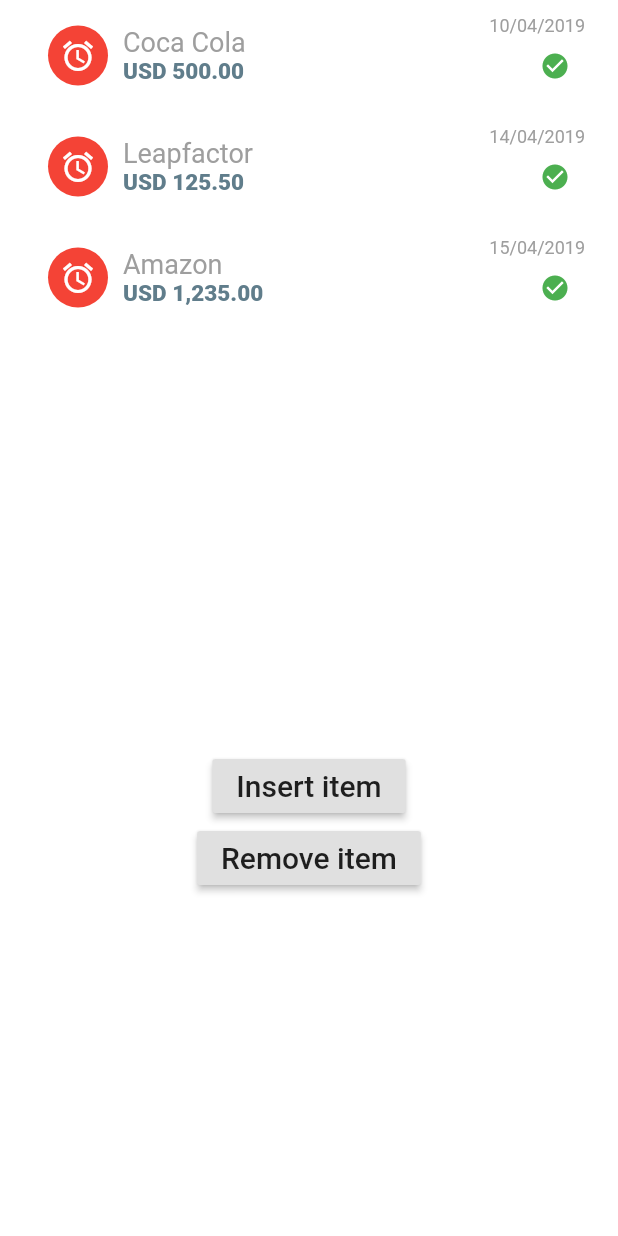
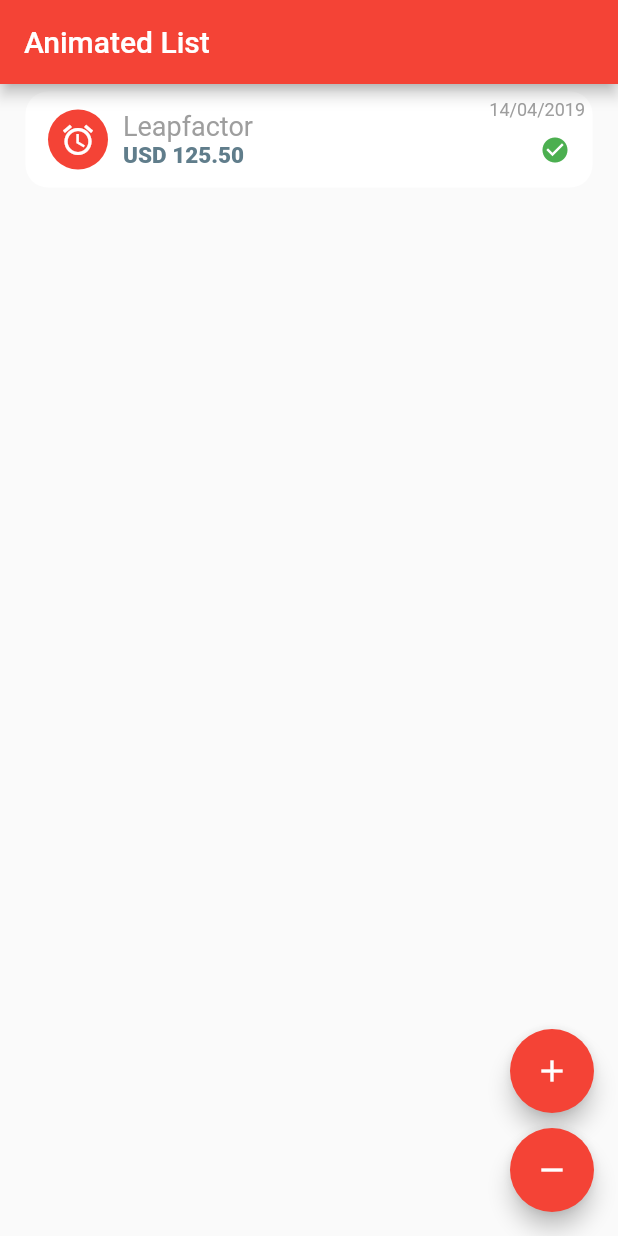
Before and after one commit to jecomas/animated_list_item, a Flutter app: the screen it shows after launch, on a phone screen of 412 x 824 dp. Run offline on Flutter 3.47's test engine with Material 2 defaults, Android fonts, the phone set to English and light mode, and no system bars.

Commit message:
refactor and simplify

```diff
--- /dev/null
+++ b/lib/data.dart
@@ -0,0 +1,4 @@
+const double ITEM_HEIGHT = 70.0;
+List<String> dataOrigin = ['Leapfactor'];
+List<String> dataAmount = ['125.50'];
+List<String> dataDate = ['14/04/2019'];
--- a/lib/main.dart
+++ b/lib/main.dart
@@ -1,5 +1,6 @@
 import 'package:flutter/material.dart';
 import 'list_item.dart';
+import 'data.dart';
 
 void main() => runApp(MyApp());
 
@@ -7,87 +8,76 @@ class MyApp extends StatelessWidget {
   @override
   Widget build(BuildContext context) {
     return MaterialApp(
-      title: 'Flutter Demo',
+      title: 'Animated List',
       theme: ThemeData(
-        primarySwatch: Colors.blue,
+        primarySwatch: Colors.red,
       ),
-      home: BodyLayout(),
+      home: MyHomePage(title: 'Animated List'),
     );
   }
 }
 
-class BodyLayout extends StatefulWidget {
+class MyHomePage extends StatefulWidget {
+  MyHomePage({Key key, this.title}) : super(key: key);
+  final String title;
+
   @override
-  BodyLayoutState createState() {
-    return new BodyLayoutState();
-  }
+  _MyHomePageState createState() => _MyHomePageState();
 }
 
-class BodyLayoutState extends State<BodyLayout> {
+class _MyHomePageState extends State<MyHomePage> {
+  ScrollController _scrollController = new ScrollController();
 
-  final GlobalKey<AnimatedListState> _listKey = GlobalKey();
+  void _addItem() {
+    setState(() {
+      dataOrigin.insert(0, 'Otra');
+      dataAmount.insert(0, '1255');
+      dataDate.insert(0, '15/04/22');
+      _scrollController.animateTo(dataOrigin.length * ITEM_HEIGHT, duration: new Duration(seconds: 2), curve: Curves.ease);
+    });
+  }
 
-  List<String> _dataOrigin = ['Coca Cola', 'Leapfactor', 'Amazon'];
-  List<String> _dataAmount = ['500', '125.50', '1235'];
-  List<String> _dataDate = ['10/04/2019', '14/04/2019', '15/04/2019'];
+  void _removeItem() {
+    setState(() {
+      dataOrigin.removeAt(0);
+      dataAmount.removeAt(0);
+      dataDate.removeAt(0);
+      _scrollController.animateTo(dataOrigin.length * ITEM_HEIGHT, duration: new Duration(seconds: 2), curve: Curves.ease);
+    });
+  }
 
   @override
   Widget build(BuildContext context) {
-    return Column(
-      children: <Widget>[
-        SizedBox(
-          height: 500,
-          width: 700,
-          child: AnimatedList(
-            key: _listKey,
-            initialItemCount: _dataOrigin.length,
-            itemBuilder: (context, index, animation) {
-              return ListItem(paymentOrigin: _dataOrigin[index], paymentAmount: _dataAmount[index], paymentDate: _dataDate[index]);
-            },
+    return Scaffold(
+        appBar: AppBar(
+          title: Text(widget.title),
+        ),
+        body: Align(
+          alignment: Alignment.topCenter,
+          child: new ListView.builder(
+              controller: _scrollController,
+              reverse: true,
+              shrinkWrap: true,
+              scrollDirection: Axis.vertical,
+              itemCount: dataOrigin.length,
+              itemBuilder: (context, index) {
+                return ListItem(paymentOrigin: dataOrigin[index], paymentAmount: dataAmount[index], paymentDate: dataDate[index]);
+              }),
+        ),
+        floatingActionButton: Column(mainAxisAlignment: MainAxisAlignment.end, children: <Widget>[
+          FloatingActionButton(
+            onPressed: _addItem,
+            tooltip: 'Add',
+            child: Icon(Icons.add),
           ),
-        ),
-        RaisedButton(
-          child: Text('Insert item', style: TextStyle(fontSize: 20)),
-          onPressed: () {
-            _insertSingleItem();
-          },
-        ),
-        RaisedButton(
-          child: Text('Remove item', style: TextStyle(fontSize: 20)),
-          onPressed: () {
-            _removeSingleItem();
-          },
-        )
-      ],
-    );
-  }
-
-  void _insertSingleItem() {
-    String newItem = "Leapfactor";
-    String newItemA = "125";
-    String newItemD = "14/03/2019";
-    // Arbitrary location for demonstration purposes
-    int insertIndex = _dataOrigin.length;
-    // Add the item to the data list.
-    _dataOrigin.insert(insertIndex, newItem);
-    _dataAmount.insert(insertIndex, newItemA);
-    _dataDate.insert(insertIndex, newItemD);
-    // Add the item visually to the AnimatedList.
-    _listKey.currentState.insertItem(insertIndex);
-  }
-
-  void _removeSingleItem() {
-    int removeIndex = _dataOrigin.length - 1;
-    // Remove item from data list but keep copy to give to the animation.
-    String removedItem = _dataOrigin.removeAt(removeIndex);
-    String removedItemA = _dataAmount.removeAt(removeIndex);
-    String removedItemD = _dataDate.removeAt(removeIndex);
-    // This builder is just for showing the row while it is still
-    // animating away. The item is already gone from the data list.
-    AnimatedListRemovedItemBuilder builder = (context, animation) {
-      return ListItem(paymentOrigin: removedItem, paymentAmount: removedItemA, paymentDate: removedItemD);
-    };
-    // Remove the item visually from the AnimatedList.
-    _listKey.currentState.removeItem(removeIndex, builder);
+          SizedBox(height: 10),
+          FloatingActionButton(
+            onPressed: _removeItem,
+            tooltip: 'Remove',
+            child: Icon(Icons.remove),
+          ),
+        ])
+        // This trailing comma makes auto-formatting nicer for build methods.
+        );
   }
 }
```
